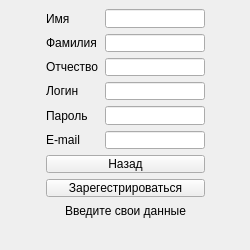
Before: the Qt Designer form frontend/ui/registration.ui in koccyx/TravelMaster, drawn with Qt 5.
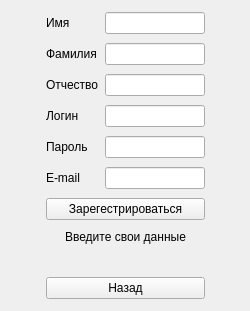
After: the same form once the commit is applied.

The edit to the form file:
```diff
--- a/frontend/ui/registration.ui
+++ b/frontend/ui/registration.ui
@@ -7,21 +7,9 @@
     <x>0</x>
     <y>0</y>
     <width>250</width>
-    <height>250</height>
+    <height>311</height>
    </rect>
   </property>
-  <property name="minimumSize">
-   <size>
-    <width>250</width>
-    <height>250</height>
-   </size>
-  </property>
-  <property name="maximumSize">
-   <size>
-    <width>250</width>
-    <height>250</height>
-   </size>
-  </property>
   <property name="windowTitle">
    <string>Form</string>
   </property>
@@ -31,7 +19,7 @@
      <x>0</x>
      <y>9</y>
      <width>251</width>
-     <height>230</height>
+     <height>297</height>
     </rect>
    </property>
    <layout class="QHBoxLayout" name="horizontalLayout_7">
@@ -212,13 +200,6 @@
         </item>
        </layout>
       </item>
-      <item>
-       <widget class="QPushButton" name="backButton">
-        <property name="text">
-         <string>Назад</string>
-        </property>
-       </widget>
-      </item>
       <item>
        <widget class="QPushButton" name="registrationButton">
         <property name="text">
@@ -270,6 +251,13 @@
         </property>
        </widget>
       </item>
+      <item>
+       <widget class="QPushButton" name="backButton">
+        <property name="text">
+         <string>Назад</string>
+        </property>
+       </widget>
+      </item>
      </layout>
     </item>
     <item>
```
